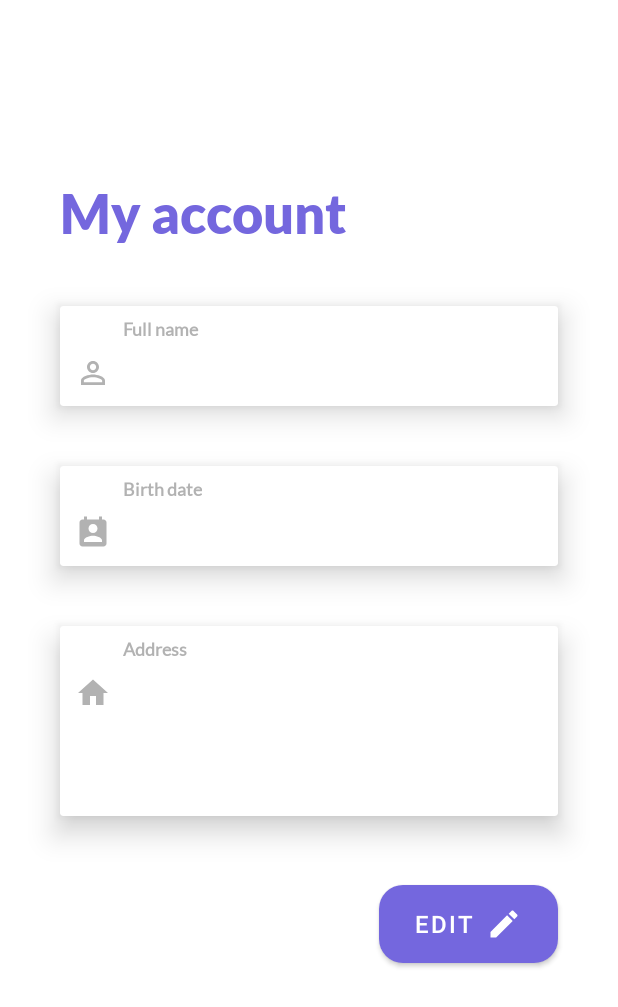
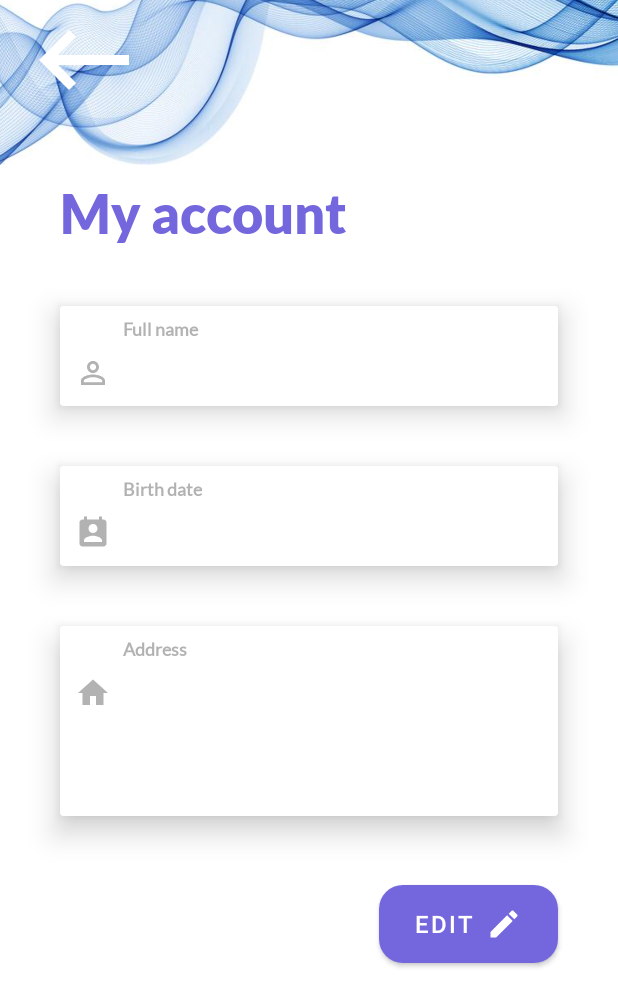
Before and after one commit to SimoJOUDAR/Lacky, an Android app: the MyAccountFragment screen opened through its navigation route, on a phone screen of 412 x 824 dp. Shown: the top 1007 px of the screen. Run offline under Robolectric (Android 15) with nearby library versions, the phone set to English and light mode, and no system bars; our stand-ins replace Dagger/Hilt's generated code, data binding; Roboto replaces fonts that are not available here; 9 statements that could not run were skipped.

Commit message:
Add some additional UI components, navigation action and DatePicker correction
Add up button to MyAccount fragment and to DeviceSteering fragment using nav actions.

Correct MyAccount DatePicker.

Add a topping background to MyAccount layout.

Add navigation actions.

```diff
--- a/app/src/main/java/fr/mjoudar/lackey/presentation/homePage/HomePageFragment.kt
+++ b/app/src/main/java/fr/mjoudar/lackey/presentation/homePage/HomePageFragment.kt
@@ -57,7 +57,8 @@
 
     private fun setOnClickListener() {
         binding.profile.setOnClickListener {
-            it.findNavController().navigate(R.id.myAccountFragment)  //TODO: Or use NavigationAction ?
+            findNavController().navigate(HomePageFragmentDirections.actionHomePageFragmentToMyAccountFragment())
+
         }
     }
 
--- a/app/src/main/java/fr/mjoudar/lackey/presentation/myAccount/MyAccountFragment.kt
+++ b/app/src/main/java/fr/mjoudar/lackey/presentation/myAccount/MyAccountFragment.kt
@@ -8,6 +8,7 @@
 import android.view.ViewGroup
 import androidx.fragment.app.viewModels
 import androidx.navigation.findNavController
+import androidx.navigation.fragment.findNavController
 import dagger.hilt.android.AndroidEntryPoint
 import fr.mjoudar.lackey.R
 import fr.mjoudar.lackey.databinding.FragmentHomePageBinding
@@ -28,12 +29,10 @@
             calendar.set(Calendar.YEAR, year)
             calendar.set(Calendar.MONTH, monthOfYear)
             calendar.set(Calendar.DAY_OF_MONTH, dayOfMonth)
-            binding.infoEditor.user?.birthDate = (calendar.time).time
+            var user = binding.infoEditor.user
+            user?.birthDate = (calendar.time).time
+            binding.infoEditor.user = user
         }
-    }
-
-    override fun onCreate(savedInstanceState: Bundle?) {
-        super.onCreate(savedInstanceState)
     }
 
     override fun onCreateView(inflater: LayoutInflater, container: ViewGroup?, savedInstanceState: Bundle?): View? {
@@ -48,8 +47,8 @@
         setEditButtonListener()
         setSaveButtonListener()
         setDatePickerListener()
+        setUpButtonListener()
     }
-
 
     private fun fetchUser() {
         viewModel.retrieveUser()
@@ -97,6 +96,12 @@
         picker.show()
     }
 
+    private fun setUpButtonListener() {
+        binding.up.setOnClickListener {
+            findNavController().navigate(MyAccountFragmentDirections.actionMyAccountFragmentToHomePageFragment())
+        }
+    }
+
     override fun onDestroyView() {
         super.onDestroyView()
         _binding = null
--- /dev/null
+++ b/app/src/main/res/drawable/ic_back.xml
@@ -0,0 +1,5 @@
+<vector android:autoMirrored="true" android:height="24dp"
+    android:tint="#FFFFFF" android:viewportHeight="24"
+    android:viewportWidth="24" android:width="24dp" xmlns:android="http://schemas.android.com/apk/res/android">
+    <path android:fillColor="@android:color/white" android:pathData="M21,11H6.83l3.58,-3.59L9,6l-6,6 6,6 1.41,-1.41L6.83,13H21z"/>
+</vector>
--- a/app/src/main/res/layout/fragment_my_account.xml
+++ b/app/src/main/res/layout/fragment_my_account.xml
@@ -13,6 +13,12 @@
         android:layout_width="match_parent"
         android:layout_height="match_parent"
         tools:context=".presentation.myAccount.MyAccountFragment">
+
+        <ImageView
+            android:layout_width="match_parent"
+            android:layout_height="110dp"
+            android:scaleType="centerCrop"
+            android:src="@drawable/bg_my_account" />
 
         <ScrollView
             android:layout_width="match_parent"
@@ -38,6 +44,15 @@
                     app:user="@{user}"
                     layout="@layout/layout_info_editor"/>
 
+                <ImageView
+                    android:id="@+id/up"
+                    android:layout_width="80dp"
+                    android:layout_height="80dp"
+                    android:layout_marginHorizontal="16dp"
+                    android:clickable="true"
+                    android:focusable="true"
+                    android:src="@drawable/ic_back"/>
+
             </FrameLayout>
 
         </ScrollView>
--- a/app/src/main/res/navigation/nav_graph.xml
+++ b/app/src/main/res/navigation/nav_graph.xml
@@ -20,19 +20,41 @@
         <action
             android:id="@+id/action_homePageFragment_to_myAccountFragment"
             app:destination="@id/myAccountFragment"
-            app:enterAnim="@anim/slide_in_right"
-            app:exitAnim="@anim/slide_out_left"
-            app:popEnterAnim="@anim/slide_in_left"
-            app:popExitAnim="@anim/slide_out_right" />
+            app:enterAnim="@anim/slide_in_left"
+            app:exitAnim="@anim/slide_out_right"
+            app:popEnterAnim="@anim/slide_in_right"
+            app:popExitAnim="@anim/slide_out_left" />
     </fragment>
     <fragment
         android:id="@+id/deviceSteeringFragment"
         android:name="fr.mjoudar.lackey.presentation.deviceSteering.DeviceSteeringFragment"
         android:label="fragment_device_steering"
-        tools:layout="@layout/fragment_device_steering" />
+        tools:layout="@layout/fragment_device_steering" >
+        <action
+            android:id="@+id/action_deviceSteeringFragment_to_homePageFragment"
+            app:destination="@id/homePageFragment"
+            app:enterAnim="@anim/slide_in_left"
+            app:exitAnim="@anim/slide_out_right"
+            app:popEnterAnim="@anim/slide_in_right"
+            app:popExitAnim="@anim/slide_out_left"
+            app:popUpTo="@id/homePageFragment" />
+        <argument
+            android:name="device"
+            app:argType="fr.mjoudar.lackey.domain.models.Device" />
+    </fragment>
     <fragment
         android:id="@+id/myAccountFragment"
         android:name="fr.mjoudar.lackey.presentation.myAccount.MyAccountFragment"
         android:label="fragment_my_account"
-        tools:layout="@layout/fragment_my_account" />
+        tools:layout="@layout/fragment_my_account" >
+        <action
+            android:id="@+id/action_myAccountFragment_to_homePageFragment"
+            app:destination="@id/homePageFragment"
+            app:enterAnim="@anim/slide_in_right"
+            app:exitAnim="@anim/slide_out_left"
+            app:popEnterAnim="@anim/slide_in_left"
+            app:popExitAnim="@anim/slide_out_right"
+            app:popUpTo="@id/homePageFragment"
+            app:popUpToInclusive="true" />
+    </fragment>
 </navigation>
```
Also changed, not shown: app/src/main/java/fr/mjoudar/lackey/presentation/deviceSteering/DeviceSteeringFragment.kt (+10 -0 lines), app/src/main/java/fr/mjoudar/lackey/presentation/gridView/GridViewFragment.kt (+10 -7 lines), app/src/main/res/layout/fragment_device_steering.xml (+8 -0 lines), app/src/main/res/drawable/bg_my_account.webp (added), app/src/main/res/layout/layout_info_viewer.xml (indentation only).
